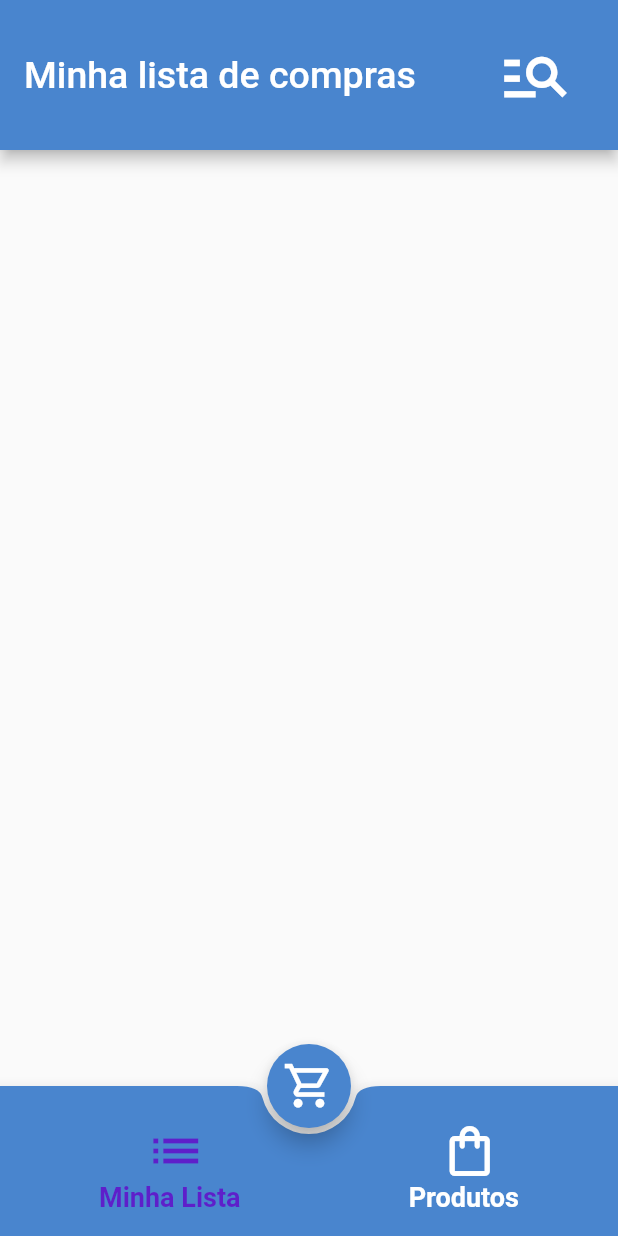
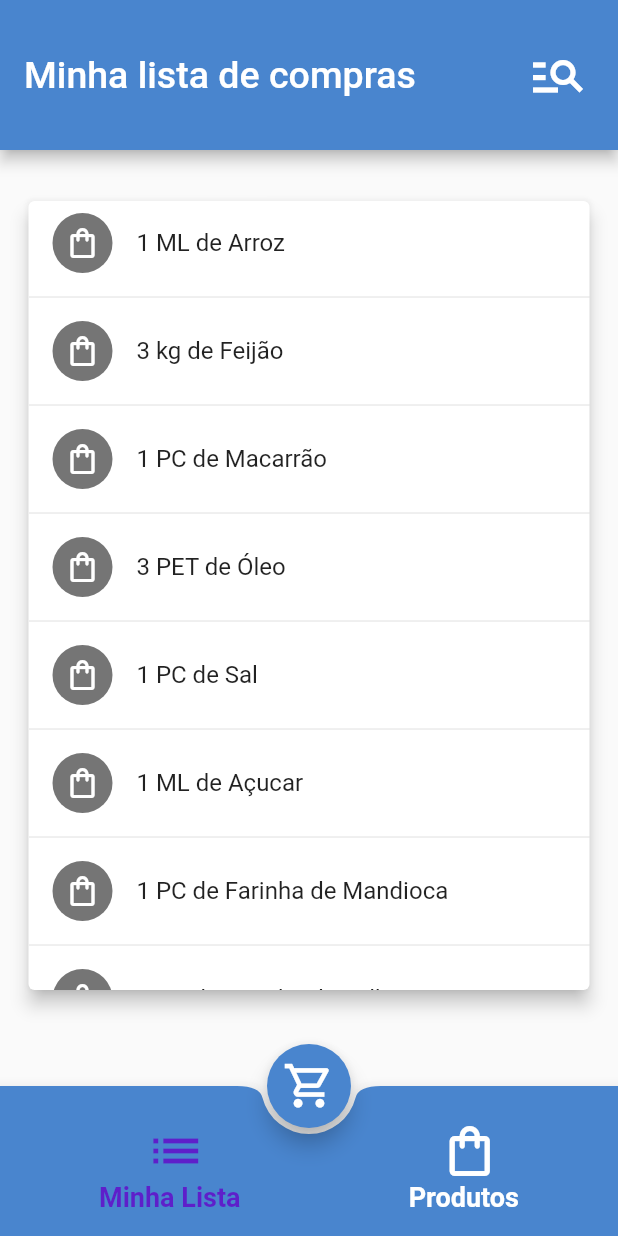
Before and after one commit to Jo-Analyst/month-shopping-app, a Flutter app: the screen it shows after launch, on a phone screen of 412 x 824 dp. Run offline on Flutter 3.47's test engine with Material 2 defaults, Android fonts, the phone set to English and light mode, and no system bars.

Commit message:
lista de produtos

```diff
--- a/lib/pages/product_page.dart
+++ b/lib/pages/product_page.dart
@@ -1,12 +1,12 @@
 import 'package:flutter/material.dart';
-import 'package:shopping_list_app/pages/components/app_bar.dart';
+import 'package:shopping_list_app/components/app_bar.dart';
 
 class ProductPage extends StatelessWidget {
   const ProductPage({super.key});
 
   @override
   Widget build(BuildContext context) {
-    return  Column(
+    return Column(
       children: [
         AppBarComponent(
           title: "Meus produtos",
@@ -18,7 +18,7 @@ class ProductPage extends StatelessWidget {
               color: Colors.white,
             ),
           ),
-        )
+        ),
       ],
     );
   }
--- a/lib/pages/shopping_list_page.dart
+++ b/lib/pages/shopping_list_page.dart
@@ -1,25 +1,134 @@
 import 'package:flutter/material.dart';
 
-import 'components/app_bar.dart';
+import '../components/app_bar.dart';
 
-class ShoppingListPage extends StatelessWidget {
+class ShoppingListPage extends StatefulWidget {
   const ShoppingListPage({super.key});
+
+  @override
+  State<ShoppingListPage> createState() => _ShoppingListPageState();
+}
+
+class _ShoppingListPageState extends State<ShoppingListPage> {
+  bool showInputSearch = false;
+
+  toggleShowInputSearch() {
+    setState(() {
+      showInputSearch = !showInputSearch;
+    });
+  }
+
+  final List<Map<String, dynamic>> products = [
+    {"name": "Arroz", "quantity": 1, "unit": "ML", "isChecked": false},
+    {"name": "Feijão", "quantity": 3, "unit": "kg", "isChecked": false},
+    {"name": "Macarrão", "quantity": 1, "unit": "PC", "isChecked": false},
+    {"name": "Óleo", "quantity": 3, "unit": "PET", "isChecked": false},
+    {"name": "Sal", "quantity": 1, "unit": "PC", "isChecked": false},
+    {"name": "Açucar", "quantity": 1, "unit": "ML", "isChecked": false},
+    {
+      "name": "Farinha de Mandioca",
+      "quantity": 1,
+      "unit": "PC",
+      "isChecked": false
+    },
+    {
+      "name": "Farinha de milho",
+      "quantity": 1,
+      "unit": "PC",
+      "isChecked": false
+    },
+    {"name": "Colorau", "quantity": 1, "unit": "PC", "isChecked": false},
+    {"name": "Biscoito", "quantity": 1, "unit": "PC", "isChecked": false},
+  ];
+
+  final _searchProduct = TextEditingController();
 
   @override
   Widget build(BuildContext context) {
     return Column(
       children: [
-        AppBarComponent(
-          title: "Minha lista de compras",
-          action: Container(
-            margin: const EdgeInsets.only(right: 30),
-            child: const Icon(
-              Icons.manage_search_outlined,
-              size: 50,
-              color: Colors.white,
+        AppBar(
+          actions: [
+            Container(
+              margin: const EdgeInsets.only(right: 20),
+              child: IconButton(
+                icon: const Icon(
+                  Icons.manage_search_outlined,
+                  size: 40,
+                  color: Colors.white,
+                ),
+                onPressed: () => toggleShowInputSearch(),
+              ),
             ),
+          ],
+          toolbarHeight: 100,
+          backgroundColor: Theme.of(context).primaryColor,
+          title: Text(
+            "Minha lista de compras",
+            style: TextStyle(
+                fontSize: Theme.of(context).textTheme.bodyLarge!.fontSize),
           ),
-        )
+        ),
+        Padding(
+          padding: const EdgeInsets.symmetric(
+            horizontal: 15,
+            vertical: 10,
+          ),
+          child: Column(
+            children: [
+              Visibility(
+                visible: showInputSearch,
+                child: TextFormField(
+                  keyboardType: TextInputType.text,
+                  controller: _searchProduct,
+                  decoration: const InputDecoration(
+                    label: Text("Produto"),
+                    suffixIcon: Icon(Icons.search),
+                  ),
+                ),
+              ),
+              const SizedBox(height: 20),
+              SizedBox(
+                height: showInputSearch
+                    ? MediaQuery.of(context).size.height - 350
+                    : MediaQuery.of(context).size.height - 290,
+                child: Card(
+                  elevation: 5,
+                  child: products.isNotEmpty
+                      ? SingleChildScrollView(
+                          child: Column(
+                            children: products.map((product) {
+                              return Column(
+                                children: [
+                                  ListTile(
+                                    leading: CircleAvatar(
+                                      backgroundColor: Colors.black54,
+                                      maxRadius: 20,
+                                      child: Icon(
+                                        product["isChecked"]
+                                            ? Icons.check
+                                            : Icons.shopping_bag_outlined,
+                                        color: Colors.white,
+                                      ),
+                                    ),
+                                    title: Text(
+                                        "${product["quantity"]} ${product["unit"]} de ${product["name"]}"),
+                                  ),
+                                  const Divider(),
+                                ],
+                              );
+                            }).toList(),
+                          ),
+                        )
+                      : const Center(
+                          child: Text(
+                              "Não há produtos selecionados para a compra"),
+                        ),
+                ),
+              )
+            ],
+          ),
+        ),
       ],
     );
   }
```
Also changed, not shown: lib/components/app_bar.dart (renamed from lib/pages/components/app_bar.dart).
